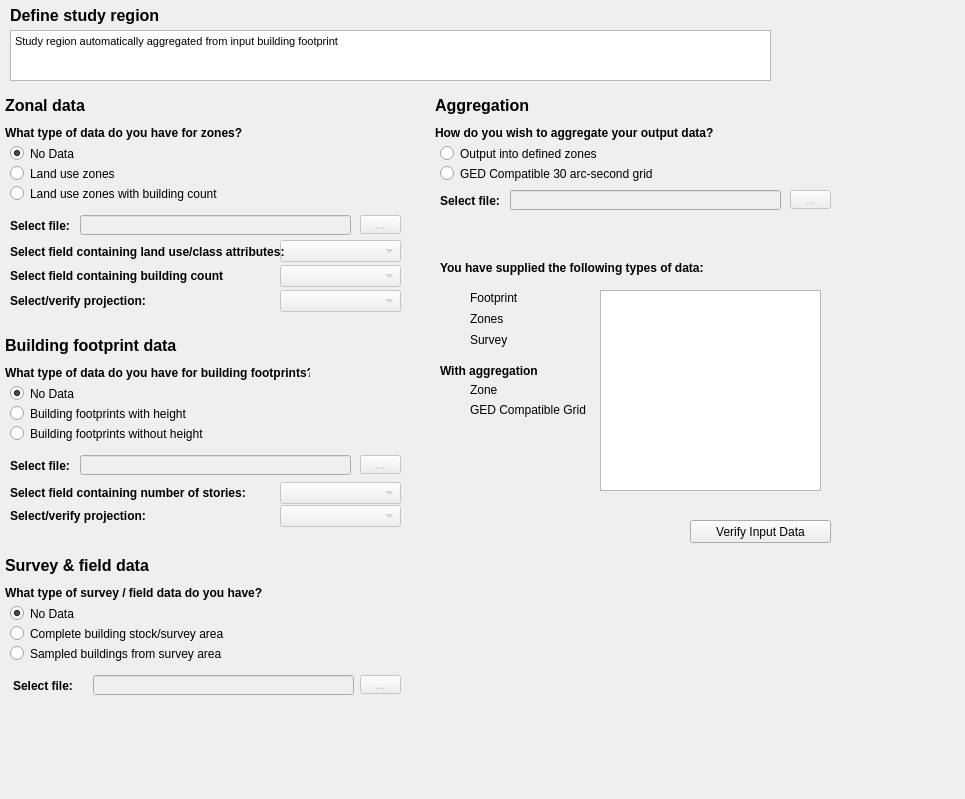
This is qt/wdg_data.ui in gem/sidd as Qt 5 draws it before an edit. The edited form follows.
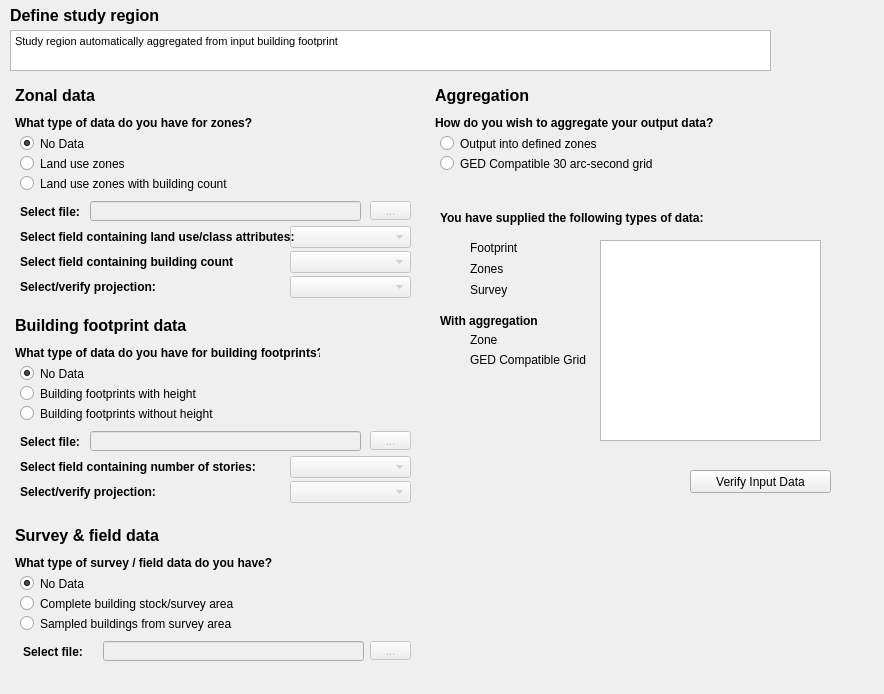
This is the edited form. Icons and pictures are not drawn.

The edit to the form file:
```diff
--- a/qt/wdg_data.ui
+++ b/qt/wdg_data.ui
@@ -6,8 +6,8 @@
    <rect>
     <x>0</x>
     <y>0</y>
-    <width>965</width>
-    <height>799</height>
+    <width>884</width>
+    <height>694</height>
    </rect>
   </property>
   <property name="windowTitle">
@@ -16,17 +16,17 @@
   <widget class="QWidget" name="widgetSurvey" native="true">
    <property name="geometry">
     <rect>
-     <x>0</x>
-     <y>550</y>
-     <width>401</width>
-     <height>181</height>
+     <x>10</x>
+     <y>520</y>
+     <width>411</width>
+     <height>161</height>
     </rect>
    </property>
    <widget class="QLabel" name="lb_svy_select_file">
     <property name="geometry">
      <rect>
       <x>13</x>
-      <y>125</y>
+      <y>121</y>
       <width>71</width>
       <height>21</height>
      </rect>
@@ -83,7 +83,7 @@
     <property name="geometry">
      <rect>
       <x>360</x>
-      <y>125</y>
+      <y>121</y>
       <width>41</width>
       <height>19</height>
      </rect>
@@ -144,7 +144,7 @@
     <property name="geometry">
      <rect>
       <x>93</x>
-      <y>125</y>
+      <y>121</y>
       <width>261</width>
       <height>20</height>
      </rect>
@@ -175,9 +175,9 @@
    <property name="geometry">
     <rect>
      <x>430</x>
-     <y>250</y>
-     <width>411</width>
-     <height>301</height>
+     <y>200</y>
+     <width>401</width>
+     <height>341</height>
     </rect>
    </property>
    <widget class="QLabel" name="lb_verify_title">
@@ -389,9 +389,9 @@
    <property name="geometry">
     <rect>
      <x>430</x>
-     <y>90</y>
+     <y>80</y>
      <width>401</width>
-     <height>151</height>
+     <height>111</height>
     </rect>
    </property>
    <widget class="QRadioButton" name="radio_aggr_op2">
@@ -475,65 +475,20 @@
      <pixmap resource="resources/SIDDResource.qrc">:/imgs/icons/help.png</pixmap>
     </property>
    </widget>
-   <widget class="QToolButton" name="btn_aggr_grid_select_file">
-    <property name="enabled">
-     <bool>false</bool>
-    </property>
-    <property name="geometry">
-     <rect>
-      <x>360</x>
-      <y>100</y>
-      <width>41</width>
-      <height>19</height>
-     </rect>
-    </property>
-    <property name="cursor">
-     <cursorShape>ArrowCursor</cursorShape>
-    </property>
-    <property name="text">
-     <string>...</string>
-    </property>
-   </widget>
-   <widget class="QLineEdit" name="txt_aggr_grid_select_file">
-    <property name="enabled">
-     <bool>false</bool>
-    </property>
-    <property name="geometry">
-     <rect>
-      <x>80</x>
-      <y>100</y>
-      <width>271</width>
-      <height>20</height>
-     </rect>
-    </property>
-   </widget>
-   <widget class="QLabel" name="lb_aggr_grid_select_file">
-    <property name="geometry">
-     <rect>
-      <x>10</x>
-      <y>100</y>
-      <width>71</width>
-      <height>21</height>
-     </rect>
-    </property>
-    <property name="font">
-     <font>
-      <weight>75</weight>
-      <bold>true</bold>
-     </font>
-    </property>
-    <property name="text">
-     <string>Select file:</string>
-    </property>
-   </widget>
+   <zorder>radio_aggr_op2</zorder>
+   <zorder>lb_aggr_desc</zorder>
+   <zorder>lb_aggr_title</zorder>
+   <zorder>radio_aggr_op1</zorder>
+   <zorder>img_lb_aggr_desc_help</zorder>
+   <zorder>widgetResult</zorder>
   </widget>
   <widget class="QWidget" name="widgetFootprint" native="true">
    <property name="geometry">
     <rect>
-     <x>0</x>
-     <y>330</y>
+     <x>10</x>
+     <y>310</y>
      <width>411</width>
-     <height>221</height>
+     <height>211</height>
     </rect>
    </property>
    <widget class="QComboBox" name="cb_fp_story_field">
@@ -543,7 +498,7 @@
     <property name="geometry">
      <rect>
       <x>280</x>
-      <y>152</y>
+      <y>146</y>
       <width>121</width>
       <height>22</height>
      </rect>
@@ -569,7 +524,7 @@
     <property name="geometry">
      <rect>
       <x>80</x>
-      <y>125</y>
+      <y>121</y>
       <width>271</width>
       <height>20</height>
      </rect>
@@ -579,7 +534,7 @@
     <property name="geometry">
      <rect>
       <x>10</x>
-      <y>125</y>
+      <y>121</y>
       <width>71</width>
       <height>21</height>
      </rect>
@@ -653,7 +608,7 @@
     <property name="geometry">
      <rect>
       <x>280</x>
-      <y>175</y>
+      <y>171</y>
       <width>121</width>
       <height>22</height>
      </rect>
@@ -663,7 +618,7 @@
     <property name="geometry">
      <rect>
       <x>10</x>
-      <y>175</y>
+      <y>171</y>
       <width>151</width>
       <height>21</height>
      </rect>
@@ -685,7 +640,7 @@
     <property name="geometry">
      <rect>
       <x>360</x>
-      <y>125</y>
+      <y>121</y>
       <width>41</width>
       <height>19</height>
      </rect>
@@ -717,7 +672,7 @@
     <property name="geometry">
      <rect>
       <x>10</x>
-      <y>152</y>
+      <y>146</y>
       <width>241</width>
       <height>21</height>
      </rect>
@@ -755,7 +710,7 @@
      <x>0</x>
      <y>0</y>
      <width>831</width>
-     <height>91</height>
+     <height>81</height>
     </rect>
    </property>
    <widget class="QLabel" name="lb_panel_title">
@@ -784,7 +739,7 @@
       <x>10</x>
       <y>30</y>
       <width>761</width>
-      <height>51</height>
+      <height>41</height>
      </rect>
     </property>
     <property name="html">
@@ -799,10 +754,10 @@
   <widget class="QWidget" name="widgetZones" native="true">
    <property name="geometry">
     <rect>
-     <x>0</x>
-     <y>90</y>
+     <x>10</x>
+     <y>80</y>
      <width>411</width>
-     <height>241</height>
+     <height>231</height>
     </rect>
    </property>
    <widget class="QRadioButton" name="radio_zones_op3">
@@ -835,7 +790,7 @@
     <property name="geometry">
      <rect>
       <x>10</x>
-      <y>200</y>
+      <y>196</y>
       <width>151</width>
       <height>21</height>
      </rect>
@@ -854,7 +809,7 @@
     <property name="geometry">
      <rect>
       <x>10</x>
-      <y>125</y>
+      <y>121</y>
       <width>71</width>
       <height>21</height>
      </rect>
@@ -892,7 +847,7 @@
     <property name="geometry">
      <rect>
       <x>280</x>
-      <y>150</y>
+      <y>146</y>
       <width>121</width>
       <height>22</height>
      </rect>
@@ -902,7 +857,7 @@
     <property name="geometry">
      <rect>
       <x>10</x>
-      <y>151</y>
+      <y>146</y>
       <width>281</width>
       <height>21</height>
      </rect>
@@ -944,7 +899,7 @@
     <property name="geometry">
      <rect>
       <x>360</x>
-      <y>125</y>
+      <y>121</y>
       <width>41</width>
       <height>19</height>
      </rect>
@@ -963,7 +918,7 @@
     <property name="geometry">
      <rect>
       <x>280</x>
-      <y>200</y>
+      <y>196</y>
       <width>121</width>
       <height>22</height>
      </rect>
@@ -976,7 +931,7 @@
     <property name="geometry">
      <rect>
       <x>80</x>
-      <y>125</y>
+      <y>121</y>
       <width>271</width>
       <height>20</height>
      </rect>
@@ -1021,7 +976,7 @@
     <property name="geometry">
      <rect>
       <x>10</x>
-      <y>175</y>
+      <y>171</y>
       <width>271</width>
       <height>21</height>
      </rect>
@@ -1043,7 +998,7 @@
     <property name="geometry">
      <rect>
       <x>280</x>
-      <y>175</y>
+      <y>171</y>
       <width>121</width>
       <height>22</height>
      </rect>
```
